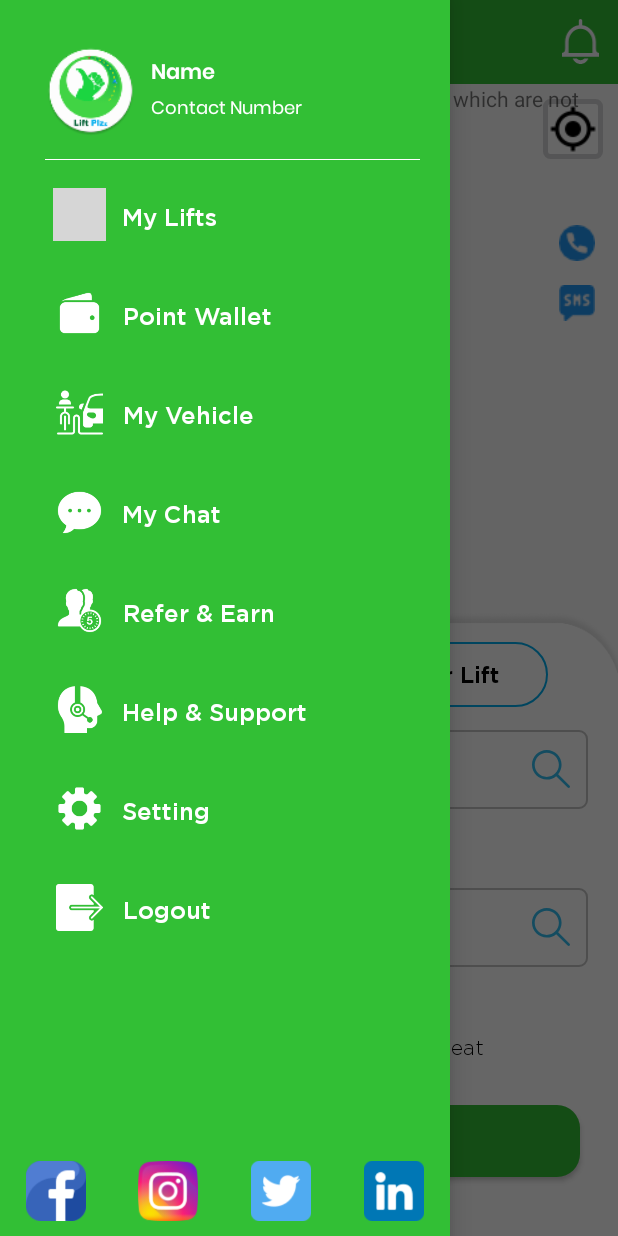
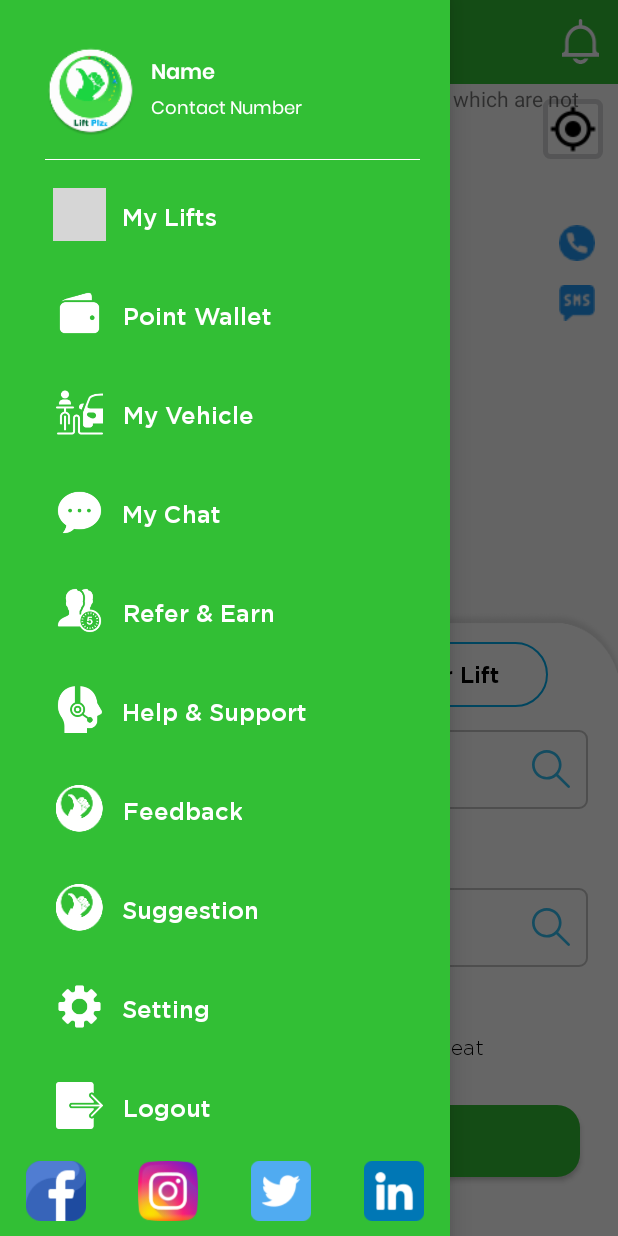
Before and after one commit to shubhamrb/Lift, an Android app: the HomeActivity screen opened directly, with no data from a screen before it, with the side drawer open, on a phone screen of 412 x 824 dp. Run offline under Robolectric (Android 15) with nearby library versions, the phone set to English and light mode, and no system bars; our stand-ins replace ButterKnife, CircleImageView, Firebase (no records; nobody signed in at launch, a user with empty details on screens opened directly), Volley, sdp/ssp sizes; libraries missing offline, so code that uses them is left out: com.razorpay, me.relex.circleindicator; network calls fail; pictures from the network do not load; grey boxes are pictures that could not be loaded.

Commit message:
current location

```diff
--- a/app/src/main/java/com/liftPlzz/LocationPicker/LocationPickerActivity.java
+++ b/app/src/main/java/com/liftPlzz/LocationPicker/LocationPickerActivity.java
@@ -152,6 +152,7 @@ public class LocationPickerActivity extends AppCompatActivity implements OnMapRe
     private FrameLayout mapFrame;
     private Button txtSelectLocation;
     private ImageView moving_pointer;
+    private ImageView imgCurrentloc;
 
     @Override
     protected void onCreate(@Nullable Bundle savedInstanceState) {
@@ -177,7 +178,7 @@ public class LocationPickerActivity extends AppCompatActivity implements OnMapRe
 
         mapFrame = findViewById(R.id.frame);
         ll_history = findViewById(R.id.ll_history);
-        ImageView imgCurrentloc = findViewById(R.id.imgCurrentloc);
+        imgCurrentloc = findViewById(R.id.imgCurrentloc);
         LinearLayout input_layout = findViewById(R.id.input_layout);
         txtSelectLocation = findViewById(R.id.fab_select_location);
         ImageView directionTool = findViewById(R.id.direction_tool);
@@ -298,6 +299,7 @@ public class LocationPickerActivity extends AppCompatActivity implements OnMapRe
                 ll_history.setVisibility(View.GONE);
                 txt_showmap.setVisibility(View.GONE);
                 mapFrame.setVisibility(View.VISIBLE);
+                imgCurrentloc.setVisibility(View.VISIBLE);
                 txtSelectLocation.setVisibility(View.VISIBLE);
                 moving_pointer.setVisibility(View.VISIBLE);
             }
@@ -386,6 +388,7 @@ public class LocationPickerActivity extends AppCompatActivity implements OnMapRe
                 ll_history.setVisibility(View.GONE);
                 txt_showmap.setVisibility(View.GONE);
                 mapFrame.setVisibility(View.VISIBLE);
+                imgCurrentloc.setVisibility(View.VISIBLE);
                 txtSelectLocation.setVisibility(View.VISIBLE);
                 moving_pointer.setVisibility(View.VISIBLE);
 
--- a/app/src/main/java/com/liftPlzz/activity/HomeActivity.java
+++ b/app/src/main/java/com/liftPlzz/activity/HomeActivity.java
@@ -138,62 +138,83 @@ public class HomeActivity extends AppNavigationProvider implements MenuListAdapt
             closeDrawer();
             openProfileFragment(PerformFragment.REPLACE);
         });
-//        if (!locationManager.isProviderEnabled(LocationManager.GPS_PROVIDER)) {
-//            showGPSDisabledAlertToUser();
-
         checkAndRequestPermissions();
-//        }
-        // menuList.add(new MenuItem(1, getResources().getString(R.string.post_list), R.drawable.ic_white_liftplzz));
-        menuList.add(new MenuItem(2, getResources().getString(R.string.my_lifts), R.drawable.my_ride));
-        menuList.add(new MenuItem(10, "Point Wallet", R.drawable.wallet));
-//        menuList.add(new MenuItem(11, "Points Redemption", R.drawable.ic_white_liftplzz));
-        // menuList.add(new MenuItem(9, "Payments Recharge", R.drawable.ic_white_liftplzz));
-        menuList.add(new MenuItem(4, getResources().getString(R.string.my_vehicle), R.drawable.my_vehicle));
-        menuList.add(new MenuItem(5, getResources().getString(R.string.my_chat), R.drawable.chats));
-        menuList.add(new MenuItem(3, "Refer & Earn", R.drawable.refer));
-        //  menuList.add(new MenuItem(11, "Follow Char Pair", R.drawable.ic_white_liftplzz));
+        menuList.add(new MenuItem(1, getResources().getString(R.string.my_lifts), R.drawable.my_ride));
+        menuList.add(new MenuItem(2, "Point Wallet", R.drawable.wallet));
+        menuList.add(new MenuItem(3, getResources().getString(R.string.my_vehicle), R.drawable.my_vehicle));
+        menuList.add(new MenuItem(4, getResources().getString(R.string.my_chat), R.drawable.chats));
+        menuList.add(new MenuItem(5, "Refer & Earn", R.drawable.refer));
         menuList.add(new MenuItem(6, getResources().getString(R.string.help_ticket), R.drawable.help));
-//        menuList.add(new MenuItem(7, getResources().getString(R.string.txt_faq), R.drawable.ic_white_liftplzz));
-        menuList.add(new MenuItem(8, getResources().getString(R.string.setting), R.drawable.setting));
-        menuList.add(new MenuItem(9, getResources().getString(R.string.logout), R.drawable.logout));
+        menuList.add(new MenuItem(7, getResources().getString(R.string.txt_feedback), R.drawable.ic_white_liftplzz));
+        menuList.add(new MenuItem(8, getResources().getString(R.string.txt_suggestion), R.drawable.ic_white_liftplzz));
+        menuList.add(new MenuItem(9, getResources().getString(R.string.setting), R.drawable.setting));
+        menuList.add(new MenuItem(10, getResources().getString(R.string.logout), R.drawable.logout));
 
         leftDrawer.setLayoutManager(new LinearLayoutManager(this));
         MenuListAdapter menuListAdapter = new MenuListAdapter(this, menuList, this);
         leftDrawer.setAdapter(menuListAdapter);
         openHomeFragment(PerformFragment.REPLACE);
         //  printHashKey(this);
-        imfacebook.setOnClickListener(new View.OnClickListener() {
-            @Override
-            public void onClick(View v) {
+        imfacebook.setOnClickListener(v -> {
             Intent intent = new Intent(Intent.ACTION_VIEW, Uri.parse("https://www.facebook.com/Char-pair-112112291298820/"));
             startActivity(intent);
-            }
         });
-
-        iminstagram.setOnClickListener(new View.OnClickListener() {
-            @Override
-            public void onClick(View v) {
+        iminstagram.setOnClickListener(v -> {
             Intent intent = new Intent(Intent.ACTION_VIEW, Uri.parse("https://www.instagram.com/___srb/"));
             startActivity(intent);
-            }
         });
-        imtwitter.setOnClickListener(new View.OnClickListener() {
-            @Override
-            public void onClick(View v) {
+        imtwitter.setOnClickListener(v -> {
             Intent intent = new Intent(Intent.ACTION_VIEW, Uri.parse("https://twitter.com/srb2305"));
             startActivity(intent);
-            }
         });
-        imlinkedin.setOnClickListener(new View.OnClickListener() {
-            @Override
-            public void onClick(View v) {
+        imlinkedin.setOnClickListener(v -> {
             Intent intent = new Intent(Intent.ACTION_VIEW, Uri.parse("https://www.linkedin.com/in/saurabh-sahu/"));
             startActivity(intent);
+        });
     }
+
+    @Override
+    public void onclick(int s) {
+        if (drawerLayout.isDrawerOpen(Gravity.LEFT)) {
+            drawerLayout.closeDrawer(Gravity.LEFT);
+        }
+        if (s == 1) {
+            openMyRidesFragment(PerformFragment.REPLACE);
+        } else if (s == 2) {
+            openPointWalletFragment(PerformFragment.REPLACE);
+        } else if (s == 3) {
+            openMyVehicleFragment(PerformFragment.REPLACE);
+        } else if (s == 4) {
+            openMyChatFragment(PerformFragment.REPLACE);
+        } else if (s == 5) {
+            buildDynamicLink("https://charpair.page.link/" + sharedPreferences.getString(Constants.USER_ID, ""));
+        } else if (s == 6) {
+            openHelpFragment(PerformFragment.REPLACE);
+        } else if (s == 7) {
+            /*feedback*/
+            openFeedbackSuggestionFragment(PerformFragment.REPLACE, "Feedback");
+        } else if (s == 8) {
+            /*suggestion*/
+            openFeedbackSuggestionFragment(PerformFragment.REPLACE, "Suggestion");
+        } else if (s == 9) {
+            openSettingFragment(PerformFragment.REPLACE);
+        } else if (s == 10) {
+            final AlertDialog.Builder newBuilder = new AlertDialog.Builder(this);
+            newBuilder.setMessage("Are you sure you want to Logout?");
+            newBuilder.setPositiveButton("Yes", (dialog, which) -> {
+                FirebaseAuth.getInstance().signOut();
+                sharedPreferences.edit().putBoolean(Constants.IS_LOGIN, false).apply();
+                sharedPreferences.edit().clear().apply();
+                Intent intent = new Intent(HomeActivity.this, AuthActivity.class);
+                startActivity(intent);
+                finish();
+
             });
+            newBuilder.setNegativeButton("No", (dialog, which) -> dialog.dismiss());
+            newBuilder.show();
+        }
+    }
 
-
-    }
 
     private void sendReferral() {
         /*API call*/
@@ -343,46 +364,6 @@ public class HomeActivity extends AppNavigationProvider implements MenuListAdapt
 
     }
 
-    @Override
-    public void onclick(int s) {
-        if (drawerLayout.isDrawerOpen(Gravity.LEFT)) {
-            drawerLayout.closeDrawer(Gravity.LEFT);
-        }
-        if (s == 1) {
-        } else if (s == 2) {
-            openMyRidesFragment(PerformFragment.REPLACE);
-        } else if (s == 3) {
-            /*Intent intent = new Intent(HomeActivity.this, PaymentHistory.class);
-            startActivity(intent);*/
-            buildDynamicLink("https://charpair.page.link/" + sharedPreferences.getString(Constants.USER_ID, ""));
-        } else if (s == 4) {
-            openMyVehicleFragment(PerformFragment.REPLACE);
-        } else if (s == 5) {
-            openMyChatFragment(PerformFragment.REPLACE);
-        } else if (s == 6) {
-            openHelpFragment(PerformFragment.REPLACE);
-        } else if (s == 7) {
-            openFaqFragment(PerformFragment.REPLACE);
-        } else if (s == 8) {
-            openSettingFragment(PerformFragment.REPLACE);
-        } else if (s == 9) {
-            final AlertDialog.Builder newBuilder = new AlertDialog.Builder(this);
-            newBuilder.setMessage("Are you sure you want to Logout?");
-            newBuilder.setPositiveButton("Yes", (dialog, which) -> {
-                FirebaseAuth.getInstance().signOut();
-                sharedPreferences.edit().putBoolean(Constants.IS_LOGIN, false).apply();
-                sharedPreferences.edit().clear().apply();
-                Intent intent = new Intent(HomeActivity.this, AuthActivity.class);
-                startActivity(intent);
-                finish();
-
-            });
-            newBuilder.setNegativeButton("No", (dialog, which) -> dialog.dismiss());
-            newBuilder.show();
-        } else if (s == 10) {
-            openPointWalletFragment(PerformFragment.REPLACE);
-        }
-    }
 
     @Override
     public void onPaymentSuccess(String s) {
--- a/app/src/main/java/com/liftPlzz/api/ApiService.java
+++ b/app/src/main/java/com/liftPlzz/api/ApiService.java
@@ -658,6 +658,20 @@ public interface ApiService {
     @GET("how_to_use_videos")
     Call<VideosResponse> getVideos();
 
+    @FormUrlEncoded
+    @POST("feedback")
+    Call<BlockUserResponse> submitFeedback(@Field("api_key") String api_key,
+                                           @Field("client") String client,
+                                           @Field("token") String token,
+                                           @Field("message") String message);
+
+    @FormUrlEncoded
+    @POST("suggestion")
+    Call<BlockUserResponse> submitSuggestion(@Field("api_key") String api_key,
+                                             @Field("client") String client,
+                                             @Field("token") String token,
+                                             @Field("message") String message);
+
 //    api_key:070b92d28adc166b3a6c63c2d44535d2f62a3e24
 //    client:android
 //    token:NRy4MvEaDj5O04r8S6GGSZAJ7T5tv1QvS969rtgyYe7qdyKv8q6wjWBozH5I
--- a/app/src/main/java/com/liftPlzz/fragments/ProfileFragment.java
+++ b/app/src/main/java/com/liftPlzz/fragments/ProfileFragment.java
@@ -263,7 +263,7 @@ public class ProfileFragment extends BaseFragment<ProfilePresenter, ProfileView>
             if (!user.getAboutMe().isEmpty()) {
                 textViewAboutUser.setText(user.getAboutMe());
             }
-            profilePercentTxt.setText(user.getProfile_percentage() + " %");
+            profilePercentTxt.setText(user.getProfile_percentage().getPercantage() + " %");
             textViewMobile.setText(user.getMobile());
             textViewEmail.setText(user.getEmail());
             tvShareCode.setText("" + user.getShareCode());
--- a/app/src/main/java/com/liftPlzz/navigator/HomeNavigator.java
+++ b/app/src/main/java/com/liftPlzz/navigator/HomeNavigator.java
@@ -33,6 +33,7 @@ public interface HomeNavigator {
     void openUpdateProfileFragment(BaseActivity.PerformFragment performFragment);
 
     void openBlockFragment(BaseActivity.PerformFragment performFragment);
+
     void openUsersFragment(BaseActivity.PerformFragment performFragment);
 
     void openReviewsFragment(BaseActivity.PerformFragment performFragment);
@@ -47,6 +48,8 @@ public interface HomeNavigator {
 
     void openHelpFragment(BaseActivity.PerformFragment performFragment);
 
+    void openFeedbackSuggestionFragment(BaseActivity.PerformFragment performFragment, String type);
+
     void openVideosFragment(BaseActivity.PerformFragment performFragment);
 
 }
--- /dev/null
+++ b/app/src/main/res/drawable/home_24.xml
@@ -0,0 +1,5 @@
+<vector android:height="24dp" android:tint="#FFFFFF"
+    android:viewportHeight="24" android:viewportWidth="24"
+    android:width="24dp" xmlns:android="http://schemas.android.com/apk/res/android">
+    <path android:fillColor="@android:color/white" android:pathData="M12,5.69l5,4.5V18h-2v-6H9v6H7v-7.81l5,-4.5M12,3L2,12h3v8h6v-6h2v6h6v-8h3L12,3z"/>
+</vector>
--- a/app/src/main/res/values/strings.xml
+++ b/app/src/main/res/values/strings.xml
@@ -30,6 +30,8 @@
     <string name="logout">Logout</string>
     <string name="chat">Chat</string>
     <string name="txt_faq">FAQ</string>
+    <string name="txt_feedback">Feedback</string>
+    <string name="txt_suggestion">Suggestion</string>
     <string name="my_contribution">My Contribution</string>
     <string name="help_ticket">Help &amp; Support</string>
     <string name="groups">Groups</string>
```
Also changed, not shown: app/src/main/java/com/liftPlzz/fragments/FeedbackSuggestionFragment.java (added, +128 -0 lines), app/src/main/java/com/liftPlzz/fragments/MyRidesFragment.java (+6 -1 lines), app/src/main/java/com/liftPlzz/model/createProfile/User.java (+4 -3 lines), app/src/main/java/com/liftPlzz/presenter/FeedbackSuggestionPresenter.java (added, +93 -0 lines), app/src/main/java/com/liftPlzz/provider/AppNavigationProvider.java (+10 -0 lines), app/src/main/java/com/liftPlzz/views/FeedbackSuggestionView.java (added, +7 -0 lines), app/src/main/res/layout/fragment_feedback_suggestion.xml (added, +107 -0 lines), app/src/main/res/layout/toolbar_back_title_layout.xml (+11 -0 lines). Lines whose indentation alone changed are shown as unchanged.
